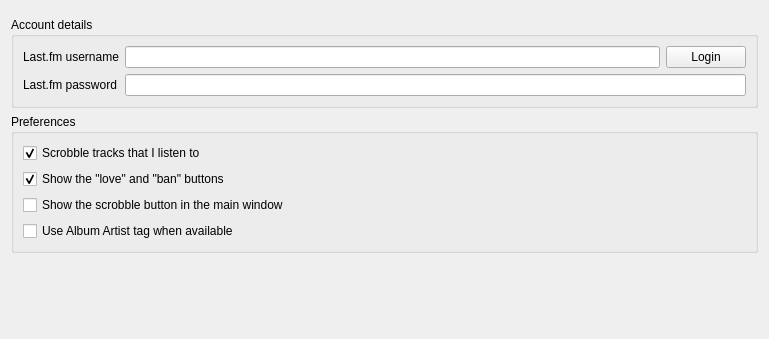
This is src/internet/lastfmsettingspage.ui in clementine-player/Clementine as Qt 5 draws it before an edit; both pictures show x 0 to 769 and y 0 to 339 of the 769 by 551 pixel window. The edited form follows.
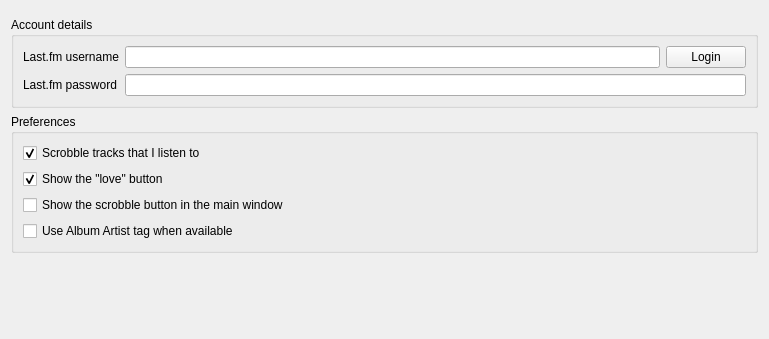
This is the edited form. Custom widgets are drawn as their Qt base class.

```diff
--- a/src/internet/lastfmsettingspage.ui
+++ b/src/internet/lastfmsettingspage.ui
@@ -83,7 +83,7 @@
       <item>
        <widget class="QCheckBox" name="love_ban_">
         <property name="text">
-         <string>Show the &quot;love&quot; and &quot;ban&quot; buttons</string>
+         <string>Show the &quot;love&quot; button</string>
         </property>
         <property name="checked">
          <bool>true</bool>
```
